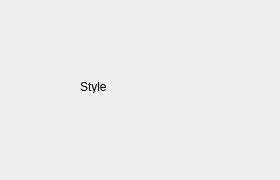
The window that stylesettingsform.ui (rorReddington/rorEditor) describes before a commit, drawn with Qt 5.
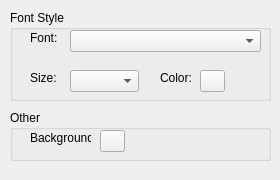
The same window after the commit.

Commit message: Added partial style settings Using slots and signals instead of pointers Added class for storing settings

The edit to the form file:
```diff
--- a/stylesettingsform.ui
+++ b/stylesettingsform.ui
@@ -13,18 +13,129 @@
   <property name="windowTitle">
    <string>Form</string>
   </property>
-  <widget class="QLabel" name="label">
+  <widget class="QGroupBox" name="groupBox">
    <property name="geometry">
     <rect>
-     <x>80</x>
-     <y>80</y>
-     <width>47</width>
-     <height>13</height>
+     <x>10</x>
+     <y>10</y>
+     <width>261</width>
+     <height>91</height>
     </rect>
    </property>
-   <property name="text">
-    <string>Style</string>
+   <property name="title">
+    <string>Font Style</string>
    </property>
+   <widget class="QLabel" name="label">
+    <property name="geometry">
+     <rect>
+      <x>20</x>
+      <y>20</y>
+      <width>31</width>
+      <height>16</height>
+     </rect>
+    </property>
+    <property name="text">
+     <string>Font:</string>
+    </property>
+   </widget>
+   <widget class="QComboBox" name="comboBoxFont">
+    <property name="geometry">
+     <rect>
+      <x>60</x>
+      <y>20</y>
+      <width>191</width>
+      <height>22</height>
+     </rect>
+    </property>
+   </widget>
+   <widget class="QLabel" name="label_2">
+    <property name="geometry">
+     <rect>
+      <x>20</x>
+      <y>60</y>
+      <width>31</width>
+      <height>16</height>
+     </rect>
+    </property>
+    <property name="text">
+     <string>Size:</string>
+    </property>
+   </widget>
+   <widget class="QComboBox" name="comboBoxFontSize">
+    <property name="geometry">
+     <rect>
+      <x>60</x>
+      <y>60</y>
+      <width>69</width>
+      <height>22</height>
+     </rect>
+    </property>
+   </widget>
+   <widget class="QLabel" name="label_3">
+    <property name="geometry">
+     <rect>
+      <x>150</x>
+      <y>60</y>
+      <width>31</width>
+      <height>16</height>
+     </rect>
+    </property>
+    <property name="text">
+     <string>Color:</string>
+    </property>
+   </widget>
+   <widget class="QPushButton" name="pushButtonFontColor">
+    <property name="geometry">
+     <rect>
+      <x>190</x>
+      <y>60</y>
+      <width>25</width>
+      <height>22</height>
+     </rect>
+    </property>
+    <property name="text">
+     <string/>
+    </property>
+   </widget>
+  </widget>
+  <widget class="QGroupBox" name="groupBox_2">
+   <property name="geometry">
+    <rect>
+     <x>10</x>
+     <y>110</y>
+     <width>261</width>
+     <height>51</height>
+    </rect>
+   </property>
+   <property name="title">
+    <string>Other</string>
+   </property>
+   <widget class="QLabel" name="label_4">
+    <property name="geometry">
+     <rect>
+      <x>20</x>
+      <y>20</y>
+      <width>61</width>
+      <height>16</height>
+     </rect>
+    </property>
+    <property name="text">
+     <string>Background:</string>
+    </property>
+   </widget>
+   <widget class="QPushButton" name="pushButtonBackColor">
+    <property name="geometry">
+     <rect>
+      <x>90</x>
+      <y>20</y>
+      <width>25</width>
+      <height>22</height>
+     </rect>
+    </property>
+    <property name="text">
+     <string/>
+    </property>
+   </widget>
   </widget>
  </widget>
  <resources/>
```
The commit also changes 12 other files.
